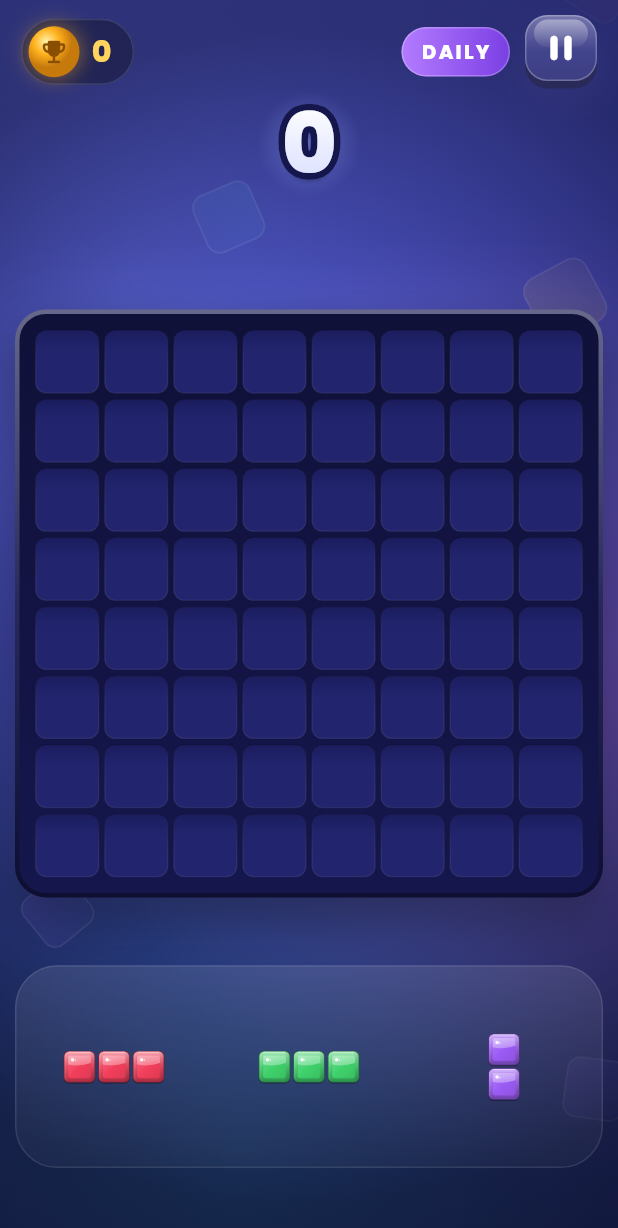
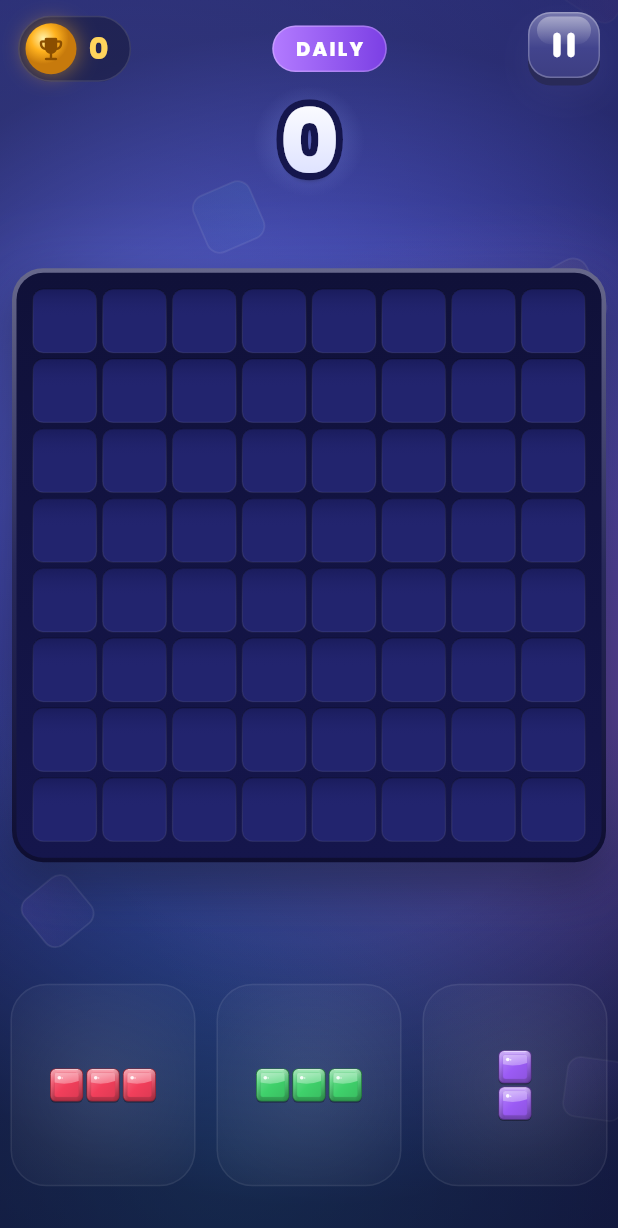
Before and after one commit to huzaifali24/block-blast-boom, a Flutter app: the screen it shows after launch, after a tap on "DAILY CHALLENGE", on a phone screen of 412 x 824 dp. Shown: the top 1228 px of the screen. Run offline on Flutter 3.47's test engine with Material 3 defaults, Android fonts, the phone set to English and light mode, and no system bars; our stand-ins replace audioplayers, flutter_local_notifications, flutter_timezone, google_mobile_ads, in_app_purchase, shared_preferences and 1 more; missing offline and left inert: games_services.

Commit message:
Fix layout for real phone sizes
- Game: board sized to fill the width and fit with the tray on any
  screen; compact HUD with combo/daily badge in the top row (no reserved
  gap); bigger tray pieces on soft spotlight pads instead of a big empty
  panel; balanced spacing
- Home: no scrolling; logo block scales to the space left so Play and
  Daily are always visible
- Shell: body insets now include the system nav bar, so content no
  longer hides behind the floating tab bar

```diff
--- a/lib/game/game_screen.dart
+++ b/lib/game/game_screen.dart
@@ -104,6 +104,7 @@ class _GameScreenState extends State<GameScreen>
     _pulse.dispose();
     super.dispose();
   }
+
 
 
   GameSession _newSession() => widget.mode == GameMode.daily
@@ -394,16 +395,24 @@ class _GameScreenState extends State<GameScreen>
                   _hud(t),
                   Expanded(
                     child: LayoutBuilder(builder: (context, c) {
-                      final outer = math.min(c.maxWidth - 20, c.maxHeight * .64);
+                      // The tray is ~3.3 board cells tall; size the board so
+                      // board + tray + minimum breathing room always fit.
+                      const trayCells = 3.3;
+                      final byHeight =
+                          (c.maxHeight - 36) / (1 + trayCells * .94 / n);
+                      final outer = math.min(c.maxWidth - 16, byHeight);
                       final pad = outer * .03;
                       final grid = outer - pad * 2;
                       _cell = grid / n;
-                      _trayCell = _cell * .5;
+                      _trayCell =
+                          math.min(_cell * .6, (c.maxWidth / 3 - 16) / 5);
                       return Column(
-                        mainAxisAlignment: MainAxisAlignment.spaceEvenly,
                         children: [
+                          const Spacer(flex: 2),
                           _board(t, skin, outer, pad, grid),
-                          _tray(t, skin, c.maxWidth),
+                          const Spacer(flex: 3),
+                          _tray(t, skin, c.maxWidth, _cell * trayCells),
+                          const Spacer(flex: 1),
                         ],
                       );
                     }),
@@ -422,32 +431,29 @@ class _GameScreenState extends State<GameScreen>
   }
 
   Widget _hud(AppTheme t) {
+    final daily = widget.mode == GameMode.daily;
     return Padding(
-      padding: const EdgeInsets.fromLTRB(14, 10, 14, 0),
+      padding: const EdgeInsets.fromLTRB(12, 8, 12, 0),
       child: Column(
         children: [
           Row(
             children: [
               _BestBadge(best: _best, theme: t),
-              const Spacer(),
-              if (widget.mode == GameMode.daily)
-                Container(
-                  margin: const EdgeInsets.only(right: 10),
-                  padding: const EdgeInsets.symmetric(horizontal: 12, vertical: 6),
-                  decoration: BoxDecoration(
-                    gradient: const LinearGradient(
-                        colors: [Color(0xFFB37BFF), Color(0xFF7B3FE4)]),
-                    borderRadius: BorderRadius.circular(999),
-                    border: Border.all(color: Colors.white.withValues(alpha: .25)),
+              Expanded(
+                child: Center(
+                  child: AnimatedSwitcher(
+                    duration: const Duration(milliseconds: 250),
+                    transitionBuilder: (child, a) =>
+                        ScaleTransition(scale: a, child: child),
+                    child: _session.combo >= 2
+                        ? _ComboBadge(
+                            key: ValueKey(_session.combo), combo: _session.combo)
+                        : daily
+                            ? const _DailyTag()
+                            : const SizedBox.shrink(),
                   ),
-                  child: const Text('DAILY',
-                      style: TextStyle(
-                          fontFamily: kFont,
-                          color: Colors.white,
-                          fontSize: 13,
-                          letterSpacing: 1.5,
-                          fontWeight: FontWeight.w800)),
                 ),
+              ),
               _RoundIconButton(
                 icon: Icons.pause_rounded,
                 color: Color.lerp(t.surface, Colors.white, .12)!,
@@ -455,20 +461,19 @@ class _GameScreenState extends State<GameScreen>
               ),
             ],
           ),
-          const SizedBox(height: 2),
           SizedBox(
-            height: 70,
+            height: 74,
             child: Stack(
               alignment: Alignment.center,
               clipBehavior: Clip.none,
               children: [
                 // Soft glow behind the score.
                 Container(
-                  width: 260,
-                  height: 90,
+                  width: 280,
+                  height: 100,
                   decoration: BoxDecoration(
                     gradient: RadialGradient(colors: [
-                      const Color(0xFF9FB0FF).withValues(alpha: .35),
+                      const Color(0xFF9FB0FF).withValues(alpha: .32),
                       const Color(0xFF9FB0FF).withValues(alpha: 0),
                     ]),
                   ),
@@ -479,23 +484,12 @@ class _GameScreenState extends State<GameScreen>
                   curve: Curves.easeOut,
                   builder: (_, v, __) => ArcadeText(
                     '${v.round()}',
-                    size: 56,
+                    size: 60,
                     colors: const [Colors.white, Color(0xFFD9DEFF)],
                     stroke: t.boardFrame,
                   ),
                 ),
               ],
-            ),
-          ),
-          SizedBox(
-            height: 30,
-            child: AnimatedSwitcher(
-              duration: const Duration(milliseconds: 250),
-              transitionBuilder: (child, a) =>
-                  ScaleTransition(scale: a, child: child),
-              child: _session.combo >= 2
-                  ? _ComboBadge(key: ValueKey(_session.combo), combo: _session.combo)
-                  : const SizedBox.shrink(),
             ),
           ),
         ],
@@ -756,31 +750,39 @@ class _GameScreenState extends State<GameScreen>
     );
   }
 
-  Widget _tray(AppTheme t, BlockSkin skin, double width) {
-    final slotH = _trayCell * 5 + 20;
-    return Container(
-      height: slotH,
-      margin: const EdgeInsets.symmetric(horizontal: 10),
-      decoration: BoxDecoration(
-        borderRadius: BorderRadius.circular(28),
-        gradient: LinearGradient(
-          begin: Alignment.topCenter,
-          end: Alignment.bottomCenter,
-          colors: [
-            Colors.white.withValues(alpha: .1),
-            Colors.white.withValues(alpha: .03),
-          ],
-        ),
-        border: Border.all(color: Colors.white.withValues(alpha: .1)),
-      ),
+  Widget _tray(AppTheme t, BlockSkin skin, double width, double height) {
+    return SizedBox(
+      height: height,
       child: Row(
         children: [
           for (var i = 0; i < 3; i++)
             Expanded(
               child: SizedBox(
                 key: _slotKeys[i],
-                height: slotH,
-                child: _slot(i, skin),
+                height: height,
+                child: Stack(
+                  alignment: Alignment.center,
+                  children: [
+                    // Soft spotlight pad the piece rests on.
+                    Container(
+                      width: width / 3 - 14,
+                      height: height * .88,
+                      decoration: BoxDecoration(
+                        borderRadius: BorderRadius.circular(24),
+                        gradient: RadialGradient(
+                          radius: .75,
+                          colors: [
+                            Colors.white.withValues(alpha: .11),
+                            Colors.white.withValues(alpha: .02),
+                          ],
+                        ),
+                        border: Border.all(
+                            color: Colors.white.withValues(alpha: .07)),
+                      ),
+                    ),
+                    Positioned.fill(child: _slot(i, skin)),
+                  ],
+                ),
               ),
             ),
         ],
@@ -1157,6 +1159,28 @@ class _BestBadge extends StatelessWidget {
       );
 }
 
+class _DailyTag extends StatelessWidget {
+  const _DailyTag();
+
+  @override
+  Widget build(BuildContext context) => Container(
+        padding: const EdgeInsets.symmetric(horizontal: 14, vertical: 5),
+        decoration: BoxDecoration(
+          gradient: const LinearGradient(
+              colors: [Color(0xFFB37BFF), Color(0xFF7B3FE4)]),
+          borderRadius: BorderRadius.circular(999),
+          border: Border.all(color: Colors.white.withValues(alpha: .25)),
+        ),
+        child: const Text('DAILY',
+            style: TextStyle(
+                fontFamily: kFont,
+                color: Colors.white,
+                fontSize: 13,
+                letterSpacing: 1.5,
+                fontWeight: FontWeight.w800)),
+      );
+}
+
 class _ComboBadge extends StatelessWidget {
   const _ComboBadge({super.key, required this.combo});
   final int combo;
--- a/lib/ui/home_screen.dart
+++ b/lib/ui/home_screen.dart
@@ -37,25 +37,24 @@ class HomeScreen extends StatelessWidget {
       listenable: app,
       builder: (context, _) {
         final t = app.theme;
-        return LayoutBuilder(
-          builder: (context, c) => SingleChildScrollView(
-            child: ConstrainedBox(
-              constraints: BoxConstraints(minHeight: c.maxHeight),
-              child: Padding(
-                padding: const EdgeInsets.fromLTRB(24, 14, 24, 20),
+        // No scrolling: the logo block scales down to whatever height is
+        // left, so Play and Daily are always on screen on any phone.
+        return Padding(
+          padding: const EdgeInsets.fromLTRB(22, 12, 22, 14),
           child: Column(
-                  mainAxisAlignment: MainAxisAlignment.spaceBetween,
             children: [
               Row(
                 children: [
-                        if (app.dailyStreak > 0)
-                          _StreakChip(streak: app.dailyStreak),
+                  if (app.dailyStreak > 0) _StreakChip(streak: app.dailyStreak),
                   const Spacer(),
                   CoinPill(coins: app.coins, theme: t),
                 ],
               ),
-                    const SizedBox(height: 12),
-                    Bob(
+              Expanded(
+                child: Center(
+                  child: FittedBox(
+                    fit: BoxFit.scaleDown,
+                    child: Bob(
                       distance: 8,
                       child: Column(
                         children: [
@@ -67,7 +66,7 @@ class HomeScreen extends StatelessWidget {
                             ],
                           ),
                           Transform.translate(
-                            offset: const Offset(0, -40),
+                            offset: const Offset(0, -46),
                             child: const Column(
                               children: [
                                 ArcadeText('BLOCK', size: 58),
@@ -81,18 +80,21 @@ class HomeScreen extends StatelessWidget {
                         ],
                       ),
                     ),
+                  ),
+                ),
+              ),
               _BestPlaque(best: app.bestClassic, theme: t),
-                    const SizedBox(height: 26),
+              const SizedBox(height: 18),
               Pulse(
                 child: PrimaryButton(
                   label: 'PLAY',
                   theme: t,
                   icon: Icons.play_arrow_rounded,
-                        onPressed: () => _play(
-                            context, const GameScreen(mode: GameMode.classic)),
+                  onPressed: () =>
+                      _play(context, const GameScreen(mode: GameMode.classic)),
                 ),
               ),
-                    const SizedBox(height: 16),
+              const SizedBox(height: 14),
               PrimaryButton(
                 label: app.dailyDoneToday
                     ? 'DAILY  ·  BEST ${app.bestDailyFor(today)}'
@@ -100,13 +102,10 @@ class HomeScreen extends StatelessWidget {
                 theme: t,
                 color: const Color(0xFF9B5BF5),
                 icon: Icons.calendar_month_rounded,
-                      onPressed: () => _play(
-                          context, GameScreen(mode: GameMode.daily, day: today)),
+                onPressed: () =>
+                    _play(context, GameScreen(mode: GameMode.daily, day: today)),
               ),
             ],
-                ),
-              ),
-            ),
           ),
         );
       },
--- a/lib/ui/main_shell.dart
+++ b/lib/ui/main_shell.dart
@@ -37,10 +37,9 @@ class _MainShellState extends State<MainShell> {
           extendBody: true,
           body: AmbientBackground(
             theme: t,
+            // With extendBody, the bottom inset already includes the
+            // floating tab bar and the system navigation bar.
             child: SafeArea(
-              bottom: false,
-              child: Padding(
-                padding: const EdgeInsets.only(bottom: 84),
               child: IndexedStack(
                 index: _tab,
                 children: const [
@@ -48,7 +47,6 @@ class _MainShellState extends State<MainShell> {
                   ShopScreen(),
                   MeScreen(),
                 ],
-                ),
               ),
             ),
           ),
```
Lines whose indentation alone changed are shown as unchanged.
